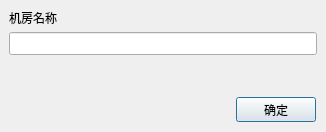
Before: the Qt Designer form CleverManagerV3/topology/tp_addroomdlg.ui in ChinaClever/CleverManagerV3, drawn with Qt 5.
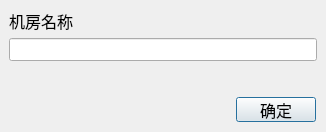
After: the same form once the commit is applied. Icons and pictures are not drawn.

Patch:
```diff
--- a/CleverManagerV3/topology/tp_addroomdlg.ui
+++ b/CleverManagerV3/topology/tp_addroomdlg.ui
@@ -54,6 +54,12 @@
         </property>
         <item>
          <widget class="QLabel" name="label_name">
+          <property name="font">
+           <font>
+            <family>微软雅黑</family>
+            <pointsize>12</pointsize>
+           </font>
+          </property>
           <property name="text">
            <string>机房名称</string>
           </property>
@@ -67,6 +73,12 @@
             <height>23</height>
            </size>
           </property>
+          <property name="font">
+           <font>
+            <family>微软雅黑</family>
+            <pointsize>12</pointsize>
+           </font>
+          </property>
          </widget>
         </item>
        </layout>
@@ -116,6 +128,12 @@
          <height>25</height>
         </size>
        </property>
+       <property name="font">
+        <font>
+         <family>微软雅黑</family>
+         <pointsize>12</pointsize>
+        </font>
+       </property>
        <property name="text">
         <string>确定</string>
        </property>
```
Left out of the diff: 3 changed lines with no effect on the pictures.
